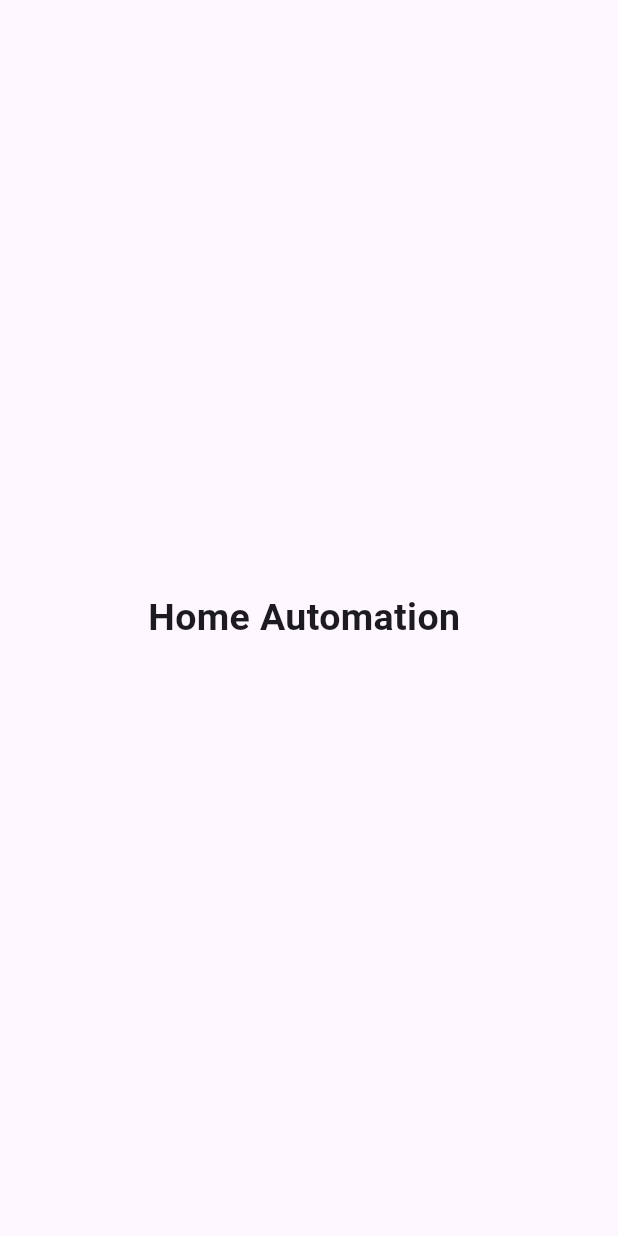
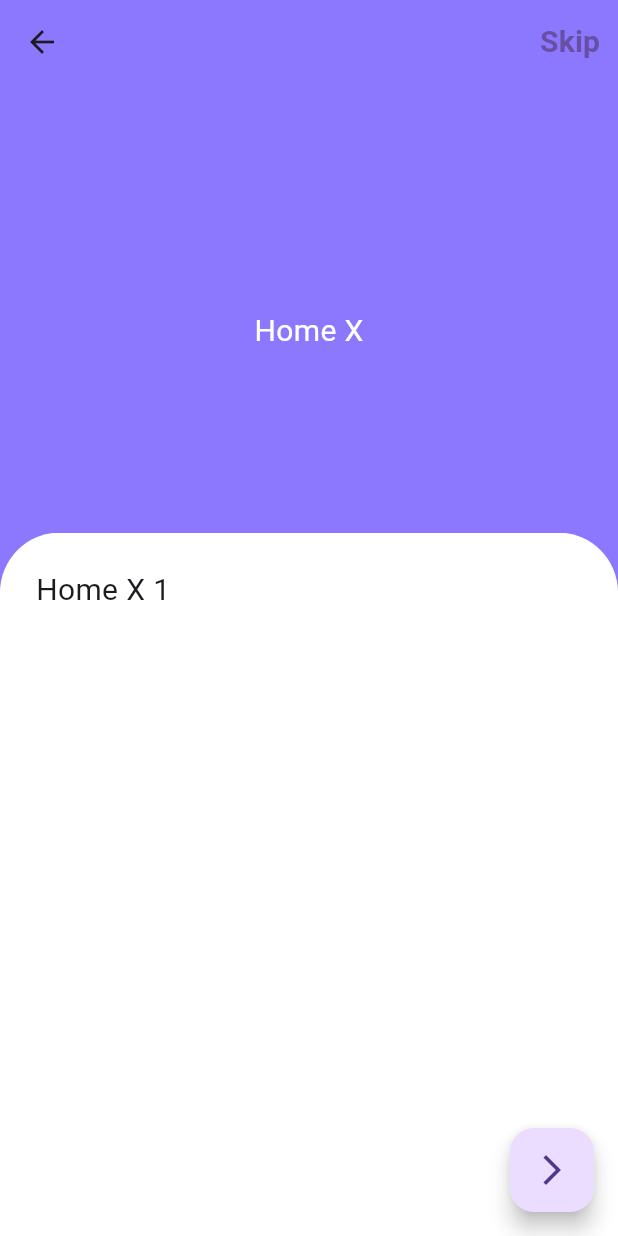
Before and after one commit to mans30hussein/HomeX, a Flutter app: the screen it shows after launch, on a phone screen of 412 x 824 dp. Run offline on Flutter 3.47's test engine with Material 3 defaults, Android fonts, the light colour scheme and no system bars; our stand-ins replace firebase_core, smooth_page_indicator; accounts and stored records are empty.

Commit message:
add onbourding Screen

```diff
--- /dev/null
+++ b/lib/core/util/assets.dart
@@ -0,0 +1,2 @@
+String logoApp = "assets/images/app_icon.png";
+String lineVector = "assets/images/line_vector.png";
--- /dev/null
+++ b/lib/core/util/colors.dart
@@ -0,0 +1,4 @@
+import 'package:flutter/material.dart';
+
+const Color backgroundSplashScreen = Color(0xffFFFFFF);
+const Color backgroundOnbourdingScreen = Color(0xff8B78FF);
--- /dev/null
+++ b/lib/features/onbourding/logic/onbourding_model.dart
@@ -0,0 +1,5 @@
+class OnbourdingModel {
+  String? image;
+  String name;
+  OnbourdingModel({required this.image, required this.name});
+}
--- /dev/null
+++ b/lib/features/onbourding/ui/onboarding.dart
@@ -0,0 +1,90 @@
+import 'package:flutter/material.dart';
+import 'package:home_x/core/util/assets.dart';
+import 'package:home_x/core/util/colors.dart';
+import 'package:home_x/features/onbourding/logic/onbourding_model.dart';
+import 'package:smooth_page_indicator/smooth_page_indicator.dart';
+
+import 'onbourding_item.dart';
+
+class OnbourdingScreen extends StatefulWidget {
+  const OnbourdingScreen({super.key});
+  static const routName = "OnbourdingScreen";
+
+  @override
+  State<OnbourdingScreen> createState() => _OnbourdingScreenState();
+}
+
+class _OnbourdingScreenState extends State<OnbourdingScreen> {
+  var bourdController = PageController();
+  bool islast = false;
+  List<OnbourdingModel> bourding = [
+    OnbourdingModel(image: "", name: 'Home X 1'),
+    OnbourdingModel(image: "", name: 'Home X 2'),
+    OnbourdingModel(image: "", name: 'Home X 3'),
+  ];
+
+  @override
+  Widget build(BuildContext context) {
+    return Scaffold(
+      floatingActionButton: FloatingActionButton(
+          onPressed: () {
+            bourdController.nextPage(
+                duration: Duration(seconds: 3),
+                curve: Curves.fastLinearToSlowEaseIn);
+          },
+          child: Icon(Icons.arrow_forward_ios)),
+      backgroundColor: backgroundOnbourdingScreen,
+      appBar: AppBar(backgroundColor: Colors.transparent, actions: [
+        TextButton(
+            onPressed: () {},
+            child: const Text(
+              "Skip",
+              style: TextStyle(fontSize: 20, fontWeight: FontWeight.w700),
+            ))
+      ]),
+      body: Column(
+      // mainAxisAlignment: MainAxisAlignment.center,
+
+      children: [
+        const SizedBox(
+          height: 150,
+        ),
+        const Text(
+          "Home X",
+          style: TextStyle(color: Colors.white, fontSize: 20),
+        ),
+        const SizedBox(
+          height: 120,
+        ),
+
+        Expanded(
+            child: PageView.builder(
+          scrollDirection: Axis.horizontal,
+          controller: bourdController,
+          itemCount: bourding.length,
+          physics: const BouncingScrollPhysics(),
+          // onPageChanged: (value) {
+          //   if (value == bourding.length - 1) {
+          //     setState(() {
+          //       islast = true;
+          //     });
+
+          //     print('last');
+          //   } else {
+          //     setState(() {
+          //       islast = false;
+          //     });
+          //     print("not last");
+          //   }
+          // },
+          itemBuilder: (context, index) => OnbourdingItem(
+            model: bourding[index],
+          ),
+        )),
+
+
+      ],
+              ),
+    );
+  }
+}
--- /dev/null
+++ b/lib/features/onbourding/ui/onbourding_item.dart
@@ -0,0 +1,53 @@
+import 'package:flutter/material.dart';
+import 'package:home_x/core/util/colors.dart';
+import 'package:home_x/features/onbourding/logic/onbourding_model.dart';
+import 'package:smooth_page_indicator/smooth_page_indicator.dart';
+
+class OnbourdingItem extends StatefulWidget {
+  OnbourdingItem({
+    required this.model,
+    super.key,
+  });
+  OnbourdingModel model;
+
+  @override
+  State<OnbourdingItem> createState() => _OnbourdingItemState();
+}
+
+class _OnbourdingItemState extends State<OnbourdingItem> {
+  var bourdController = PageController();
+
+  List<OnbourdingModel>? bourding;
+  @override
+  Widget build(BuildContext context) {
+    return Container(
+
+    height: 390,
+    width: double.infinity,
+    decoration: const BoxDecoration(
+        color: Colors.white,
+        borderRadius: BorderRadius.only(
+          topLeft: Radius.circular(40),
+          topRight: Radius.circular(40),
+        )),
+    child: Padding(
+      padding: const EdgeInsets.all(24.0),
+      child: Column(crossAxisAlignment: CrossAxisAlignment.start, children: [
+
+      Row(
+        children: [
+          Text(
+            '${widget.model.name} ',
+            style:
+                const TextStyle(fontSize: 20, overflow: TextOverflow.clip),
+          ),
+          //const Spacer(),
+
+        ],
+
+      ),
+              ]),
+    ),
+          );
+  }
+}
--- /dev/null
+++ b/lib/features/splash/splash_screen.dart
@@ -0,0 +1,33 @@
+import 'dart:async';
+
+import 'package:flutter/material.dart';
+import 'package:home_x/core/util/assets.dart';
+import 'package:home_x/core/util/colors.dart';
+import 'package:home_x/features/onbourding/ui/onboarding.dart';
+
+class SplashScreen extends StatefulWidget {
+  const SplashScreen({super.key});
+  static const routName = "SplashScreen";
+  @override
+  State<SplashScreen> createState() => _SplashScreenState();
+}
+
+class _SplashScreenState extends State<SplashScreen> {
+  @override
+  void initState() {
+    Timer(const Duration(seconds: 6), () {
+      Navigator.pushNamed(context, OnbourdingScreen.routName);
+    });
+    // TODO: implement initState
+    super.initState();
+  }
+
+  @override
+  Widget build(BuildContext context) {
+    return  const Scaffold(
+      backgroundColor: backgroundSplashScreen,
+      body:Text("Home X"),
+          //Center(child: Image(image: AssetImage(logoApp))),
+    );
+  }
+}
--- a/lib/main.dart
+++ b/lib/main.dart
@@ -1,9 +1,13 @@
+import 'package:firebase_core/firebase_core.dart';
 import 'package:flutter/material.dart';
-
+import 'package:home_x/features/onbourding/ui/onboarding.dart';
+import 'package:home_x/features/splash/splash_screen.dart';
 
 import 'features/home.dart';
 
-void main() {
+void main() async{
+  WidgetsFlutterBinding.ensureInitialized();
+  await Firebase.initializeApp();
   runApp(const MyApp());
 }
 
@@ -14,12 +18,14 @@ class MyApp extends StatelessWidget {
   @override
   Widget build(BuildContext context) {
     return MaterialApp(
-      title: 'Flutter Demo',
-      theme: ThemeData(
 
-
-      ),
-      home: HomeScreen(),
+      theme: ThemeData(),
+      debugShowCheckedModeBanner: false,
+      home: SplashScreen(),
+      routes: {
+        SplashScreen.routName : (context) => SplashScreen(),
+        OnbourdingScreen.routName : (context) => OnbourdingScreen(),
+      },
     );
   }
 }
--- a/pubspec.yaml
+++ b/pubspec.yaml
@@ -35,6 +35,8 @@ dependencies:
   # The following adds the Cupertino Icons font to your application.
   # Use with the CupertinoIcons class for iOS style icons.
   cupertino_icons: ^1.0.2
+  firebase_core: ^2.25.4
+  smooth_page_indicator: ^1.1.0
 
 dev_dependencies:
   flutter_test:
@@ -59,8 +61,8 @@ flutter:
   uses-material-design: true
 
   # To add assets to your application, add an assets section, like this:
-  # assets:
-  #   - images/a_dot_burr.jpeg
+  assets:
+     - assets/images/
   #   - images/a_dot_ham.jpeg
 
   # An image asset can refer to one or more resolution-specific "variants", see
```
Also changed, not shown: assets/images/app_icon.png (added), assets/images/line_vector.png (added), lib/core/util/constant.dart (added), pubspec.lock, 6 other files.
